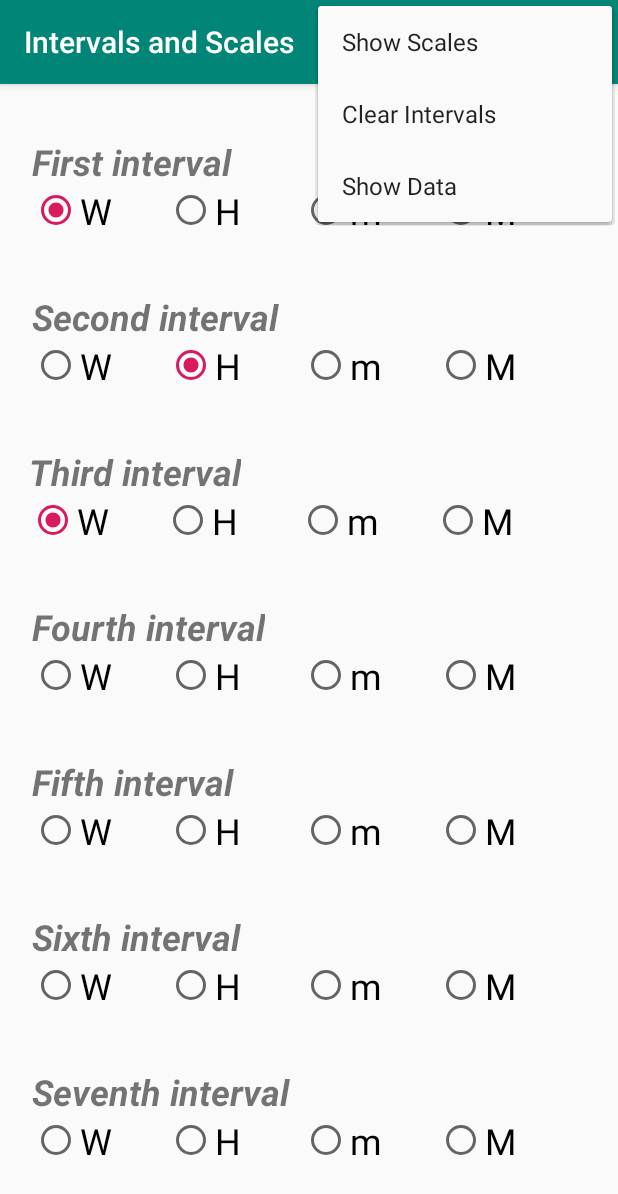
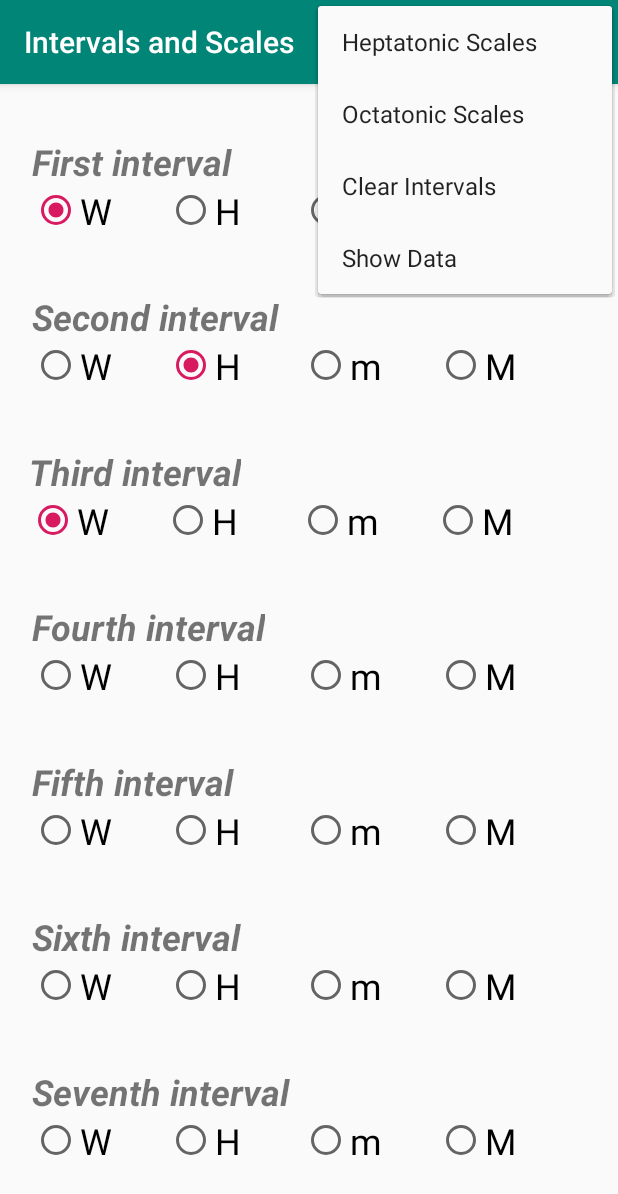
Before and after one commit to sangervu/MatchMusicScalesAndroid, an Android app: the screen it shows after launch (MainActivity), with the options menu open, on a phone screen of 412 x 824 dp. Shown: the top 1194 px of the screen. Run offline under Robolectric (Android 15) with nearby library versions, the phone set to English and light mode, and no system bars.

Commit message:
lisäyksiä

```diff
--- a/app/src/main/AndroidManifest.xml
+++ b/app/src/main/AndroidManifest.xml
@@ -20,6 +20,11 @@
         <activity android:name=".OctatonicView"
             android:label="@string/octatonic_name">
         </activity>
+
+        <activity android:name=".HeptatonicView"
+            android:label="@string/heptatonic_name">
+        </activity>
+
         <activity android:name=".ShowData"
             android:label="@string/dataView_name">
         </activity>
--- a/app/src/main/java/com/example/matchmusicscales/FindIntervals.java
+++ b/app/src/main/java/com/example/matchmusicscales/FindIntervals.java
@@ -294,7 +294,7 @@ public class FindIntervals {
                 }*/
 
                 break;
-
+                /*
             case 8: // annettu kahdeksan intervallia
 
                 for (int i = 0; i < intervallit.length(); i++) {
@@ -311,9 +311,9 @@ public class FindIntervals {
                 }
                 if (myIntervalsCleanedOcta.length == 0) {
                     System.out.println("N.A.");
-                }*/
+                }
                 break;
-
+                */
         }
     }
 }
--- a/app/src/main/res/menu/menu_main.xml
+++ b/app/src/main/res/menu/menu_main.xml
@@ -3,9 +3,13 @@
     xmlns:tools="http://schemas.android.com/tools"
     tools:context="com.example.matchmusicscales.MainActivity">
     <item
-        android:id="@+id/show_scales"
+        android:id="@+id/show_scales_heptatonic"
         android:orderInCategory="100"
-        android:title="@string/show_scales" />
+        android:title="@string/show_scales_heptatonic" />
+    <item
+        android:id="@+id/show_scales_octatonic"
+        android:orderInCategory="100"
+        android:title="@string/show_scales_ocatonic" />
     <item
         android:id="@+id/clear_intervals"
         android:orderInCategory="100"
--- a/app/src/main/res/values/strings.xml
+++ b/app/src/main/res/values/strings.xml
@@ -36,4 +36,7 @@
     <string name="textView4">TextView</string>
     <string name="octatonic_name">Octatonic Scales</string>
     <string name="dataView_name">Show Internal Data</string>
+    <string name="show_scales_heptatonic">Heptatonic Scales</string>
+    <string name="show_scales_ocatonic">Octatonic Scales</string>
+    <string name="heptatonic_name">Heptatonic Scales</string>
 </resources>
```
Also changed, not shown: app/src/main/java/com/example/matchmusicscales/HeptatonicView.java (added, +41 -0 lines), app/src/main/java/com/example/matchmusicscales/MainActivity.java (+10 -1 lines).
